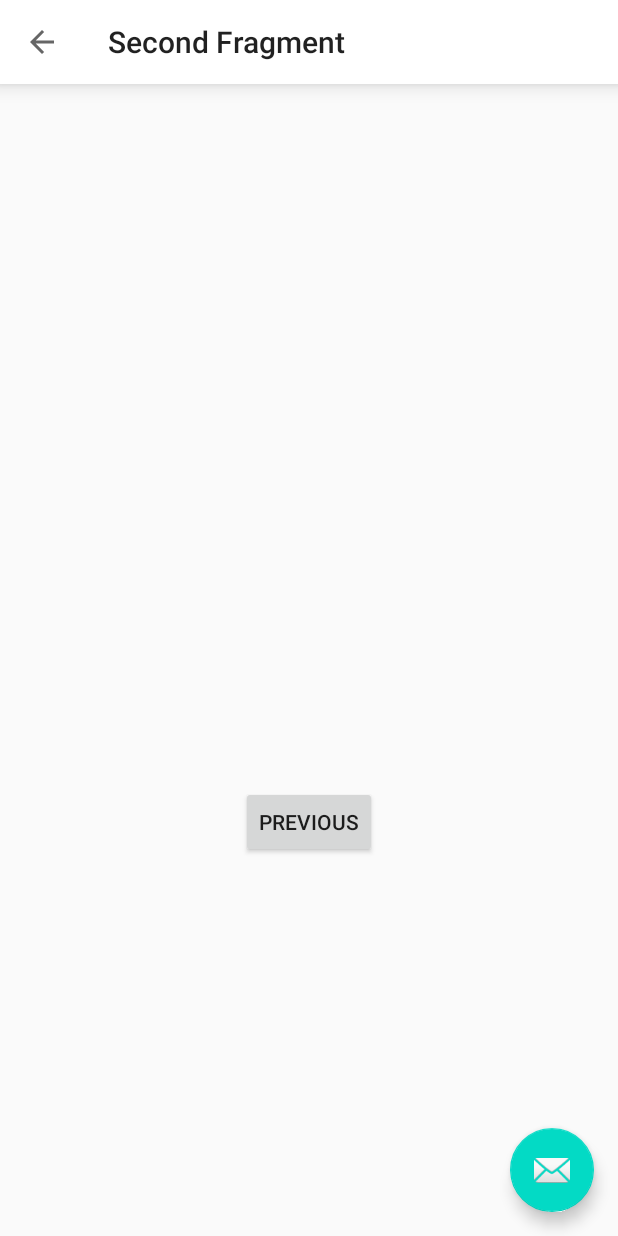
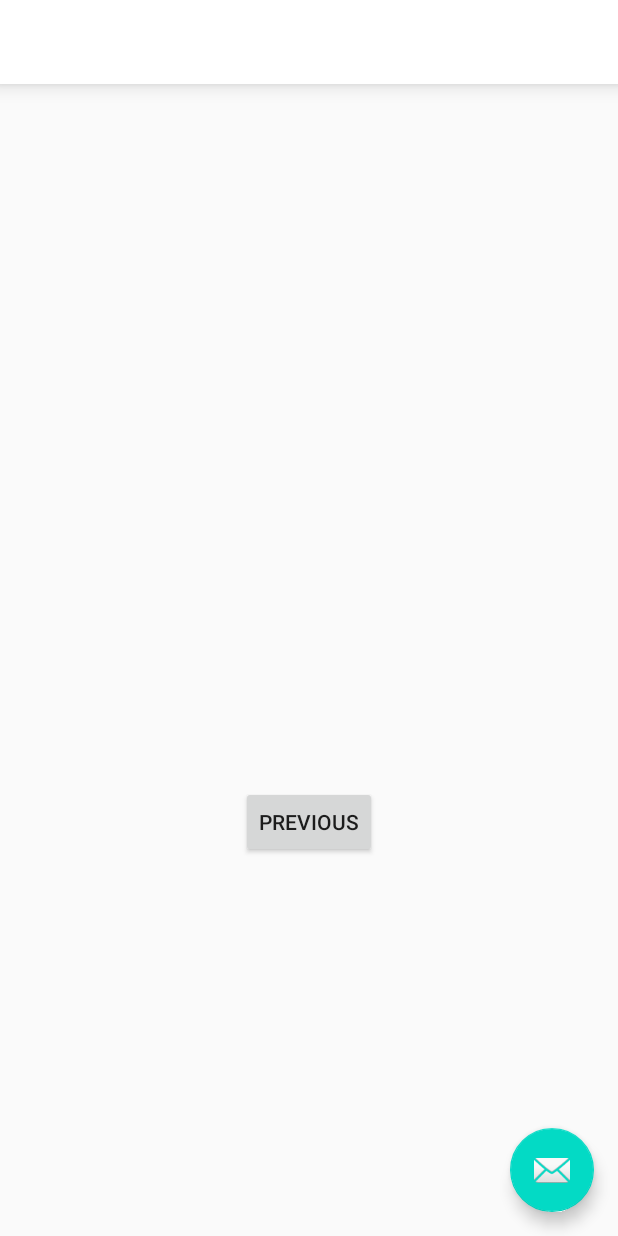
Before and after one commit to josephsarz/Fragment-Toolbar-Library, an Android app: the SecondFragment screen opened through its navigation route, on a phone screen of 412 x 824 dp. Run offline under Robolectric (Android 15) with nearby library versions, the phone set to English and light mode, and no system bars.

```diff
--- a/FragmentToolbar/build.gradle
+++ b/FragmentToolbar/build.gradle
@@ -10,7 +10,7 @@ android {
         targetSdkVersion 29
         versionCode 1
         versionName "1.0"
-
+        multiDexEnabled true
         testInstrumentationRunner "androidx.test.runner.AndroidJUnitRunner"
         consumerProguardFiles "consumer-rules.pro"
     }
@@ -21,6 +21,8 @@ android {
             proguardFiles getDefaultProguardFile('proguard-android-optimize.txt'), 'proguard-rules.pro'
         }
     }
+
+
 }
 
 dependencies {
--- a/app/build.gradle
+++ b/app/build.gradle
@@ -40,7 +40,7 @@ dependencies {
     implementation 'androidx.navigation:navigation-fragment-ktx:2.2.1'
     implementation 'androidx.navigation:navigation-ui-ktx:2.2.1'
 
-    implementation project(':fragmenttoolbar')
+//    implementation project(':fragmenttoolbar')
 
     testImplementation 'junit:junit:4.12'
     androidTestImplementation 'androidx.test.ext:junit:1.1.1'
--- a/app/src/main/java/codegene/femicodes/fragmenttoolbar/BaseFragment.kt
+++ b/app/src/main/java/codegene/femicodes/fragmenttoolbar/BaseFragment.kt
@@ -8,9 +8,9 @@ abstract class BaseFragment : Fragment(){
 
     override fun onViewCreated(view: View, savedInstanceState: Bundle?) {
         super.onViewCreated(view, savedInstanceState)
-        ToolbarManager(builder(), view).prepareToolbar()
+        //ToolbarManager(builder(), view).prepareToolbar()
     }
 
-    protected abstract fun builder() : FragmentToolbar
+//    protected abstract fun builder() : FragmentToolbar
 
 }
--- a/app/src/main/java/codegene/femicodes/fragmenttoolbar/FirstFragment.kt
+++ b/app/src/main/java/codegene/femicodes/fragmenttoolbar/FirstFragment.kt
@@ -28,11 +28,11 @@ class FirstFragment : BaseFragment() {
             findNavController().navigate(R.id.action_FirstFragment_to_SecondFragment)
         }
     }
-
-    override fun builder(): FragmentToolbar {
-        return FragmentToolbar.Builder()
-            .withId(R.id.song_toolbar)
-            .withTitle(R.string.first_fragment_label)
-            .build()
-    }
+//
+//    override fun builder(): FragmentToolbar {
+//        return FragmentToolbar.Builder()
+//            .withId(R.id.song_toolbar)
+//            .withTitle(R.string.first_fragment_label)
+//            .build()
+//    }
 }
--- a/app/src/main/java/codegene/femicodes/fragmenttoolbar/SecondFragment.kt
+++ b/app/src/main/java/codegene/femicodes/fragmenttoolbar/SecondFragment.kt
@@ -29,15 +29,15 @@ class SecondFragment : BaseFragment() {
         }
     }
 
-    override fun builder(): FragmentToolbar {
-        return FragmentToolbar.Builder()
-            .withId(R.id.song_toolbar)
-            .withTitle(R.string.second_fragment_label)
-            .setNavigationIcon(R.drawable.ic_baseline_arrow_back_24, object : OnNavigationIconClickListener{
-                override fun onNavIconClick() {
-                    (activity as? MainActivity)?.onBackPressed()
-                }
-            })
-            .build()
-    }
+//    override fun builder(): FragmentToolbar {
+//        return FragmentToolbar.Builder()
+//            .withId(R.id.song_toolbar)
+//            .withTitle(R.string.second_fragment_label)
+//            .setNavigationIcon(R.drawable.ic_baseline_arrow_back_24, object : OnNavigationIconClickListener{
+//                override fun onNavIconClick() {
+//                    (activity as? MainActivity)?.onBackPressed()
+//                }
+//            })
+//            .build()
+//    }
 }
--- a/build.gradle
+++ b/build.gradle
@@ -6,7 +6,7 @@ buildscript {
         jcenter()
     }
     dependencies {
-        classpath "com.android.tools.build:gradle:4.0.0-beta01"
+        classpath 'com.android.tools.build:gradle:4.0.0-beta02'
         classpath "org.jetbrains.kotlin:kotlin-gradle-plugin:$kotlin_version"
 
         // NOTE: Do not place your application dependencies here; they belong
@@ -18,7 +18,6 @@ allprojects {
     repositories {
         google()
         jcenter()
-        maven { url 'https://jitpack.io' }
     }
 }
 
```
